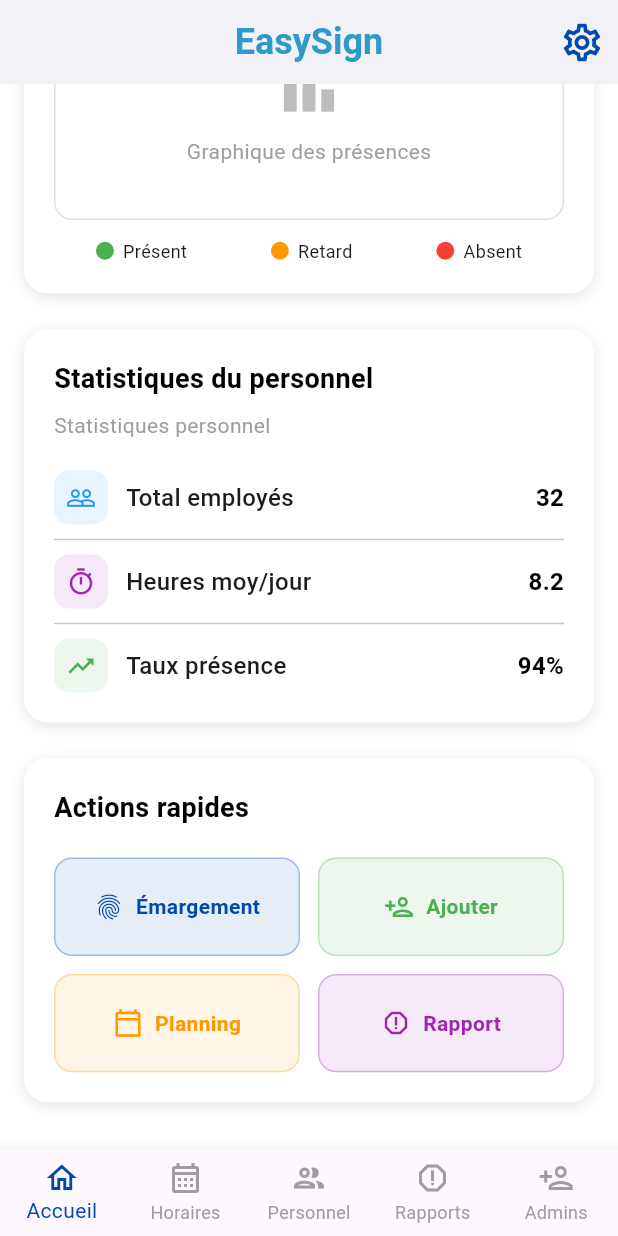
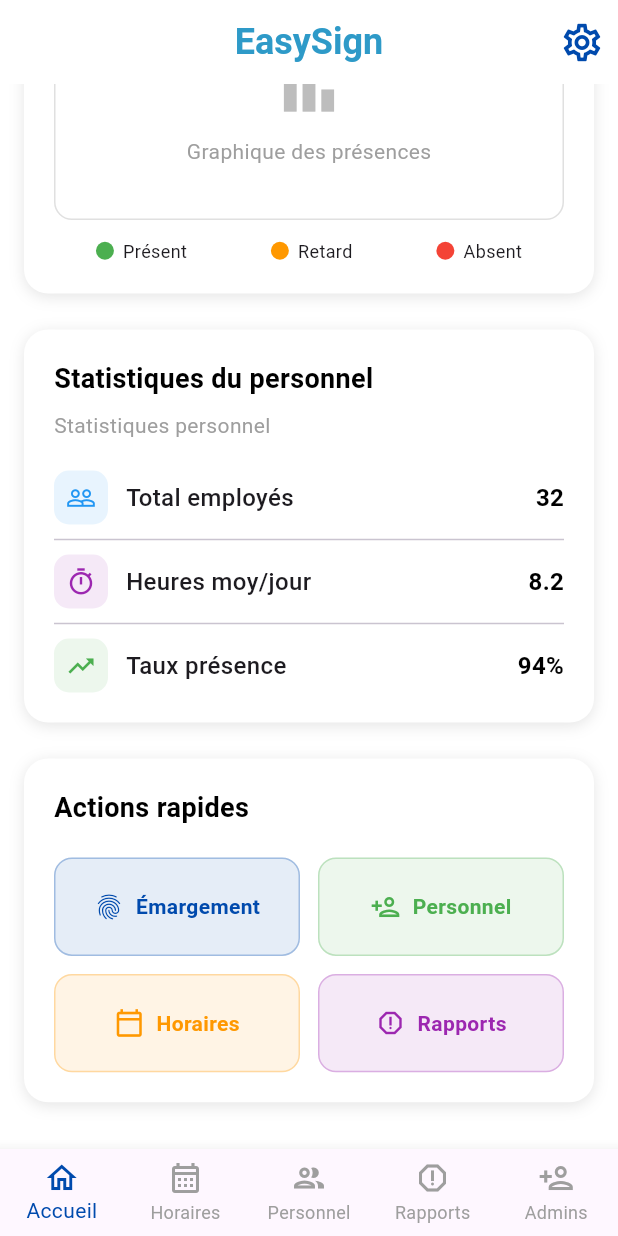
Before and after one commit to eden-jordan/EasySign_frontend, a Flutter app: the HomeScreen screen opened directly, scrolled down 512 dp, on a phone screen of 412 x 824 dp. Run offline on Flutter 3.47's test engine with Material 3 defaults, Android fonts, the phone set to English and light mode, and no system bars; our stand-ins replace video_player.

Commit message:
Presentation de l'accueil

```diff
--- a/easysign/lib/screens/home_screen.dart
+++ b/easysign/lib/screens/home_screen.dart
@@ -16,20 +16,7 @@ class HomeScreen extends StatefulWidget {
 
 class _HomeScreenState extends State<HomeScreen> {
   int _selectedIndex = 0;
-
-  final List<Widget> _screens = const [
-    Dashboard(),
-    Horaires(),
-    Personnel(),
-    Rapports(),
-    Admins(),
-  ];
-
-  void _onItemTapped(int index) {
-    setState(() {
-      _selectedIndex = index;
-    });
-  }
+  final PageController _pageController = PageController();
 
   final List<String> _labels = [
     "Accueil",
@@ -45,15 +32,34 @@ class _HomeScreenState extends State<HomeScreen> {
     Icons.group_outlined,
     Icons.report_outlined,
     Icons.person_add_outlined,
-    Icons.settings_outlined,
   ];
+
+  void _onItemTapped(int index) {
+    setState(() {
+      _selectedIndex = index;
+    });
+    _pageController.jumpToPage(index);
+  }
+
+  void _navigateToTab(int index) {
+    setState(() {
+      _selectedIndex = index;
+    });
+    _pageController.jumpToPage(index);
+  }
+
+  @override
+  void dispose() {
+    _pageController.dispose();
+    super.dispose();
+  }
 
   @override
   Widget build(BuildContext context) {
     return Scaffold(
       appBar: AppBar(
         title: Text(
-          'EasySign',
+          _selectedIndex == 0 ? 'EasySign' : _labels[_selectedIndex],
           style: TextStyle(
             color: Appcolors.color_3,
             fontSize: 24,
@@ -61,6 +67,13 @@ class _HomeScreenState extends State<HomeScreen> {
           ),
         ),
         actions: [
+          if (_selectedIndex != 0)
+            IconButton(
+              icon: Icon(Icons.home, color: Appcolors.color_2, size: 30),
+              onPressed: () {
+                _navigateToTab(0);
+              },
+            ),
           IconButton(
             icon: Icon(
               Icons.settings_outlined,
@@ -78,14 +91,30 @@ class _HomeScreenState extends State<HomeScreen> {
         backgroundColor: Colors.white,
         centerTitle: true,
       ),
-      body: _screens[_selectedIndex],
+      body: PageView(
+        controller: _pageController,
+        physics: const NeverScrollableScrollPhysics(), // Désactive le swipe
+        onPageChanged: (index) {
+          setState(() {
+            _selectedIndex = index;
+          });
+        },
+        children: [
+          // Dashboard avec callback
+          Dashboard(onNavigateToTab: _navigateToTab),
+          const Horaires(),
+          const Personnel(),
+          const Rapports(),
+          const Admins(),
+        ],
+      ),
       bottomNavigationBar: BottomNavigationBar(
         currentIndex: _selectedIndex,
         selectedItemColor: Appcolors.color_2,
         unselectedItemColor: Colors.grey,
         type: BottomNavigationBarType.fixed,
         onTap: _onItemTapped,
-        items: List.generate(5, (index) {
+        items: List.generate(_labels.length, (index) {
           return BottomNavigationBarItem(
             icon: Icon(_icons[index]),
             label: _labels[index],
--- a/easysign/lib/screens/items/dashboard.dart
+++ b/easysign/lib/screens/items/dashboard.dart
@@ -1,11 +1,11 @@
-import 'package:easysign/screens/items/horaires.dart';
-import 'package:easysign/screens/items/personnel.dart';
-import 'package:easysign/screens/items/rapports.dart';
 import 'package:flutter/material.dart';
 import 'package:easysign/themes/app_theme.dart';
 
 class Dashboard extends StatelessWidget {
-  const Dashboard({super.key});
+  final Function(int)? onNavigateToTab;
+
+  const Dashboard({super.key, this.onNavigateToTab});
+
   @override
   Widget build(BuildContext context) {
     return Scaffold(
@@ -363,41 +363,36 @@ class Dashboard extends StatelessWidget {
                 _buildQuickActionButton(
                   icon: Icons.fingerprint,
                   label: 'Émargement',
-                  onTap: () {},
+                  onTap: () {
+                    // Émargement - tu peux ajouter un écran dédié si besoin
+                    // Pour l'instant, on reste sur le dashboard
+                  },
                   color: Appcolors.color_2,
                 ),
                 _buildQuickActionButton(
                   icon: Icons.person_add_outlined,
-                  label: 'Ajouter',
+                  label: 'Personnel',
                   onTap: () {
-                    Navigator.push(
-                      context,
-                      MaterialPageRoute(
-                        builder: (context) => const Personnel(),
-                      ),
-                    );
+                    // Navigue vers l'onglet Personnel (index 2)
+                    onNavigateToTab?.call(2);
                   },
                   color: Colors.green,
                 ),
                 _buildQuickActionButton(
                   icon: Icons.calendar_today_outlined,
-                  label: 'Planning',
+                  label: 'Horaires',
                   onTap: () {
-                    Navigator.push(
-                      context,
-                      MaterialPageRoute(builder: (context) => const Horaires()),
-                    );
+                    // Navigue vers l'onglet Horaires (index 1)
+                    onNavigateToTab?.call(1);
                   },
                   color: Colors.orange,
                 ),
                 _buildQuickActionButton(
                   icon: Icons.report_outlined,
-                  label: 'Rapport',
+                  label: 'Rapports',
                   onTap: () {
-                    Navigator.push(
-                      context,
-                      MaterialPageRoute(builder: (context) => const Rapports()),
-                    );
+                    // Navigue vers l'onglet Rapports (index 3)
+                    onNavigateToTab?.call(3);
                   },
                   color: Colors.purple,
                 ),
```
